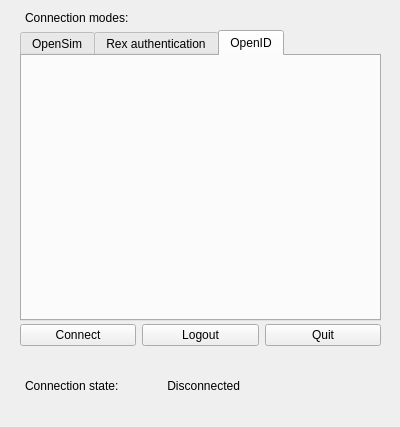
realXtend/tundra, file bin/data/ui/login.ui: the form before one commit.
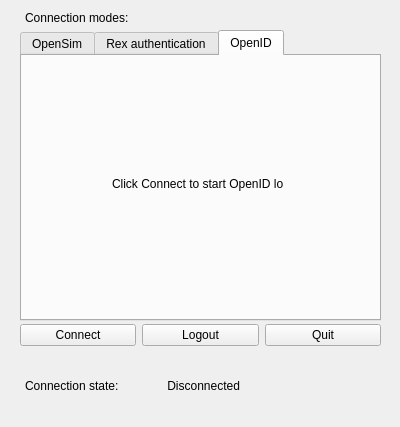
The form after the commit. The open tabs and pages were chosen to show the change.

Commit message: Added info label to OpenID tab, so user knows how to proceed.

Diff of the .ui file:
```diff
--- a/bin/data/ui/login.ui
+++ b/bin/data/ui/login.ui
@@ -225,6 +225,19 @@
     <attribute name="title">
      <string>OpenID</string>
     </attribute>
+    <widget class="QLabel" name="label_openid_info">
+     <property name="geometry">
+      <rect>
+       <x>90</x>
+       <y>120</y>
+       <width>171</width>
+       <height>16</height>
+      </rect>
+     </property>
+     <property name="text">
+      <string>Click Connect to start OpenID login</string>
+     </property>
+    </widget>
    </widget>
   </widget>
   <widget class="QWidget" name="horizontalLayoutWidget">
```
Left out of the diff: 2 changed lines with no effect on the pictures.
